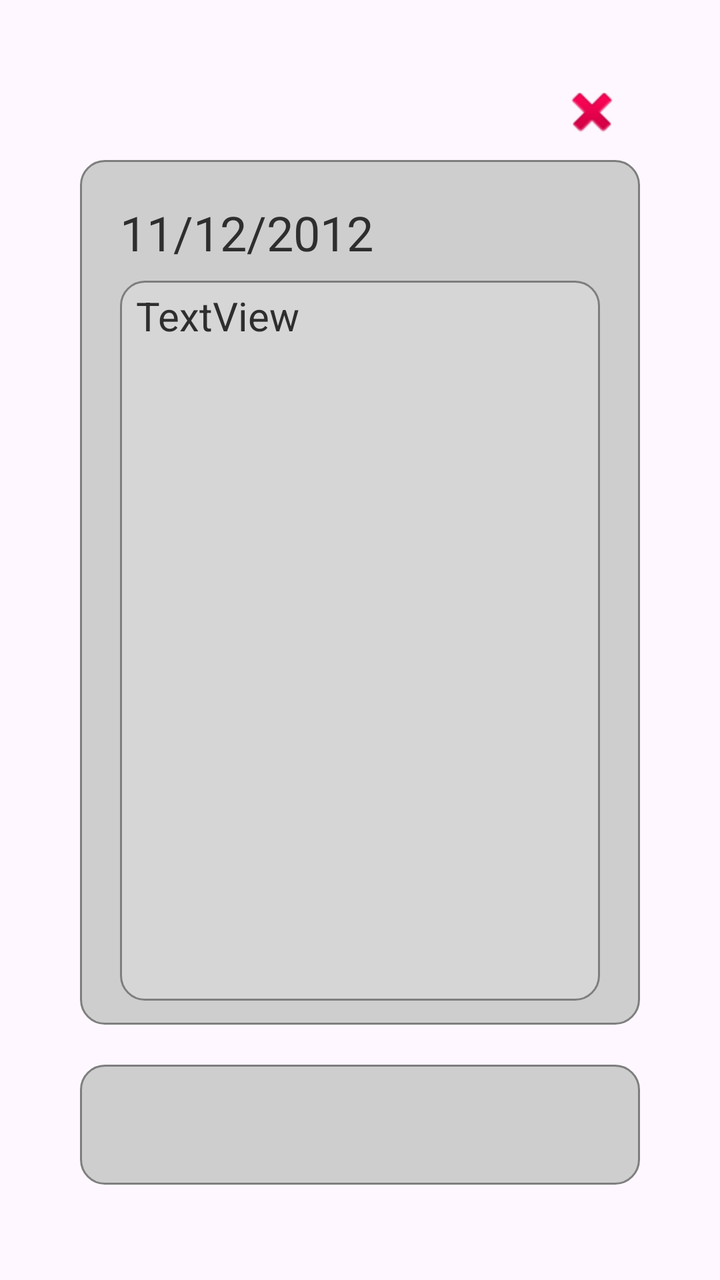
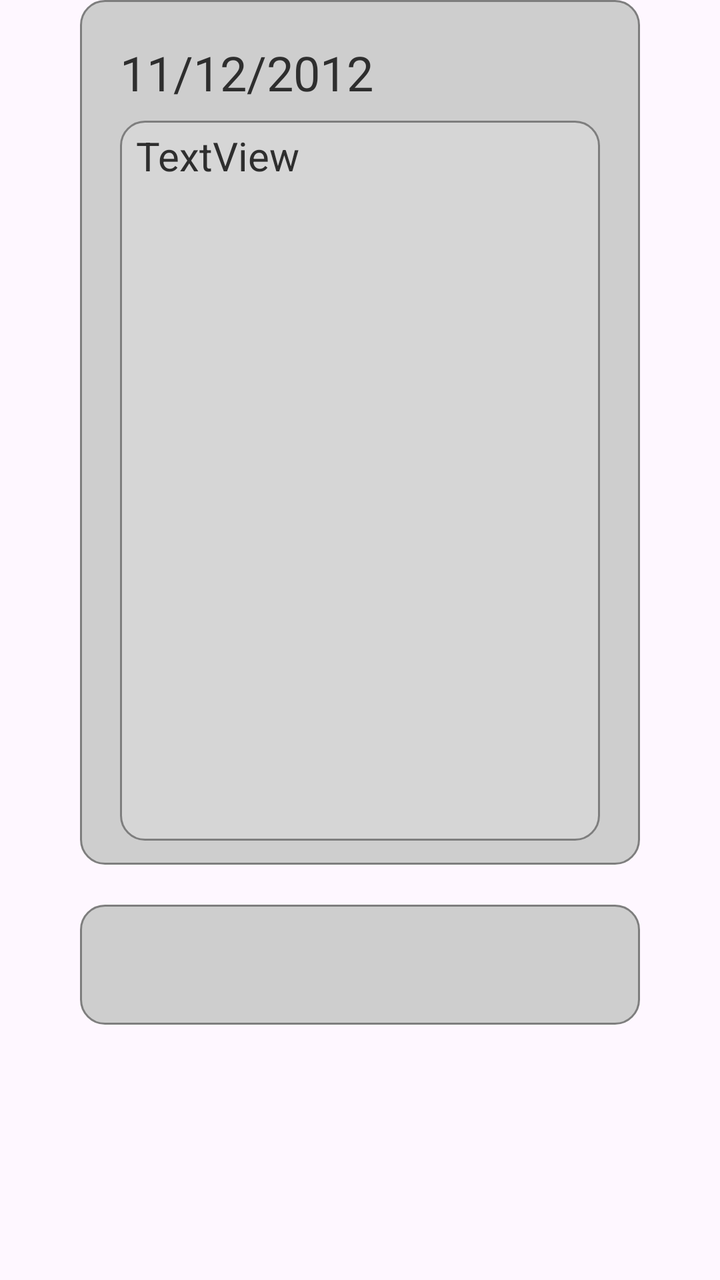

Two renders of the same Android screen: before a commit and after it. Below are the layout's source before the change and the commit's diff.
<!-- AndroidManifest.xml: application theme Theme.TraigaBT6 -->
<!-- res/layout/image_item_back.xml -->
<?xml version="1.0" encoding="utf-8"?>
<androidx.constraintlayout.widget.ConstraintLayout xmlns:android="http://schemas.android.com/apk/res/android"
    xmlns:app="http://schemas.android.com/apk/res-auto"
    xmlns:tools="http://schemas.android.com/tools"
    android:layout_width="match_parent"
    android:layout_height="match_parent">

    <androidx.constraintlayout.widget.ConstraintLayout
        android:id="@+id/constraintLayout"
        android:layout_width="wrap_content"
        android:layout_height="wrap_content"
        android:layout_marginTop="80dp"
        android:background="@drawable/item_drawable"
        android:paddingStart="20dp"
        android:paddingTop="20dp"
        android:paddingEnd="20dp"
        android:paddingBottom="8dp"
        app:layout_constraintEnd_toEndOf="parent"
        app:layout_constraintStart_toStartOf="parent"
        app:layout_constraintTop_toTopOf="parent">


        <TextView
            android:id="@+id/date"
            android:layout_width="wrap_content"
            android:layout_height="wrap_content"
            android:text="11/12/2012"
            android:textColor="#2E2E2E"
            android:textSize="24sp"
            app:layout_constraintStart_toStartOf="parent"
            app:layout_constraintTop_toTopOf="parent" />

        <ScrollView
            android:layout_width="240dp"
            android:layout_height="0dp"
            android:layout_marginTop="8dp"
            android:layout_marginBottom="4dp"
            android:fillViewport="true"
            android:background="@drawable/content_scrollview"
            app:layout_constraintBottom_toBottomOf="parent"
            app:layout_constraintEnd_toEndOf="parent"
            app:layout_constraintHeight_min="360dp"
            app:layout_constraintStart_toStartOf="parent"
            app:layout_constraintTop_toBottomOf="@+id/date">

            <LinearLayout
                android:layout_width="match_parent"
                android:layout_height="wrap_content"
                android:orientation="vertical"
                android:paddingStart="8dp"
                android:paddingTop="4dp"
                android:paddingEnd="8dp">

                <TextView
                    android:id="@+id/content"
                    android:layout_width="wrap_content"
                    android:layout_height="wrap_content"
                    android:text="TextView"
                    android:textColor="#2E2E2E"
                    android:textSize="20sp" />
            </LinearLayout>
        </ScrollView>
    </androidx.constraintlayout.widget.ConstraintLayout>

    <ImageButton
        android:id="@+id/delete"
        android:layout_width="48dp"
        android:layout_height="48dp"
        android:background="@null"
        android:contentDescription="delete"
        app:layout_constraintBottom_toTopOf="@+id/constraintLayout"
        app:layout_constraintEnd_toEndOf="@+id/constraintLayout"
        app:srcCompat="@android:drawable/ic_delete" />

    <androidx.constraintlayout.widget.ConstraintLayout
        android:layout_width="0dp"
        android:layout_height="60dp"
        android:layout_marginTop="20dp"
        android:background="@drawable/item_drawable"
        app:layout_constraintEnd_toEndOf="@id/constraintLayout"
        app:layout_constraintStart_toStartOf="@id/constraintLayout"
        app:layout_constraintTop_toBottomOf="@id/constraintLayout">

    </androidx.constraintlayout.widget.ConstraintLayout>

</androidx.constraintlayout.widget.ConstraintLayout>
<!-- resources referenced by this layout -->
<resources>
  <!-- drawable content_scrollview (drawable) -->
  <?xml version="1.0" encoding="utf-8"?>
  <shape xmlns:android="http://schemas.android.com/apk/res/android">
      <solid android:color="#D6D6D6"/>
      <corners android:radius="12dp"/>
      <stroke
          android:width="1dp"
          android:color="#7E7E7E"/>
  </shape>
  <!-- drawable item_drawable (drawable) -->
  <?xml version="1.0" encoding="utf-8"?>
  <shape xmlns:android="http://schemas.android.com/apk/res/android">
  
      <solid android:color="#CECECE"></solid>
      <corners android:radius="12dp"></corners>
      <stroke
          android:width="1dp"
          android:color="#7E7E7E">
      </stroke>
  </shape>
  <style name="Theme.TraigaBT6" parent="Base.Theme.TraigaBT6" />
  <style name="Base.Theme.TraigaBT6" parent="Theme.Material3.DayNight.NoActionBar">
          
          
      </style>
</resources>

<!-- the commit's change to res/layout/image_item_back.xml (unified diff, before → after) -->
@@ -9,7 +9,6 @@
         android:id="@+id/constraintLayout"
         android:layout_width="wrap_content"
         android:layout_height="wrap_content"
-        android:layout_marginTop="80dp"
         android:background="@drawable/item_drawable"
         android:paddingStart="20dp"
         android:paddingTop="20dp"
@@ -35,8 +34,8 @@
             android:layout_height="0dp"
             android:layout_marginTop="8dp"
             android:layout_marginBottom="4dp"
+            android:background="@drawable/content_scrollview"
             android:fillViewport="true"
-            android:background="@drawable/content_scrollview"
             app:layout_constraintBottom_toBottomOf="parent"
             app:layout_constraintEnd_toEndOf="parent"
             app:layout_constraintHeight_min="360dp"
@@ -62,16 +61,6 @@
         </ScrollView>
     </androidx.constraintlayout.widget.ConstraintLayout>
 
-    <ImageButton
-        android:id="@+id/delete"
-        android:layout_width="48dp"
-        android:layout_height="48dp"
-        android:background="@null"
-        android:contentDescription="delete"
-        app:layout_constraintBottom_toTopOf="@+id/constraintLayout"
-        app:layout_constraintEnd_toEndOf="@+id/constraintLayout"
-        app:srcCompat="@android:drawable/ic_delete" />
-
     <androidx.constraintlayout.widget.ConstraintLayout
         android:layout_width="0dp"
         android:layout_height="60dp"
